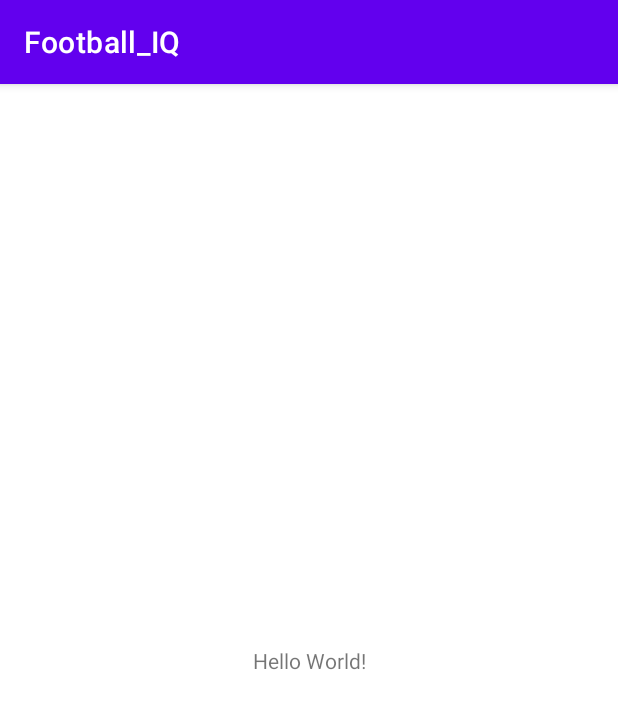
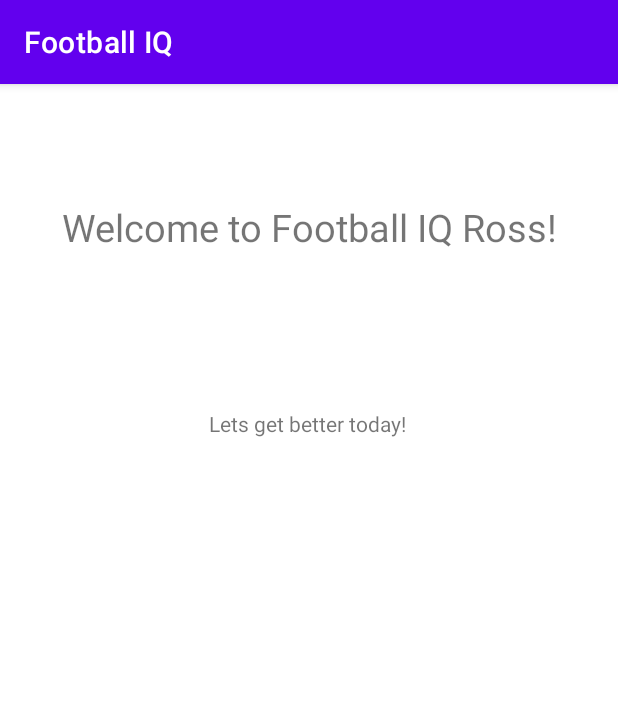
Before and after one commit to RossArroyo/Football_IQ, an Android app: the screen it shows after launch (MainActivity), on a phone screen of 412 x 824 dp. Shown: the top 709 px of the screen. Run offline under Robolectric (Android 15) with nearby library versions, the phone set to English and light mode, and no system bars.

Commit message:
Adding of basic phrases, next step is to implement the navigation drawer so I have the entire frame built

```diff
--- a/Football_IQ/app/build.gradle
+++ b/Football_IQ/app/build.gradle
@@ -40,4 +40,5 @@ dependencies {
     testImplementation 'junit:junit:4.+'
     androidTestImplementation 'androidx.test.ext:junit:1.1.3'
     androidTestImplementation 'androidx.test.espresso:espresso-core:3.4.0'
+    implementation 'com.google.android.material:material:1.0.0'
 }
--- a/Football_IQ/app/src/main/java/com/example/football_iq/MainActivity.kt
+++ b/Football_IQ/app/src/main/java/com/example/football_iq/MainActivity.kt
@@ -7,5 +7,7 @@ class MainActivity : AppCompatActivity() {
     override fun onCreate(savedInstanceState: Bundle?) {
         super.onCreate(savedInstanceState)
         setContentView(R.layout.activity_main)
+
+
     }
 }
--- a/Football_IQ/app/src/main/res/layout/activity_main.xml
+++ b/Football_IQ/app/src/main/res/layout/activity_main.xml
@@ -9,10 +9,24 @@
     <TextView
         android:layout_width="wrap_content"
         android:layout_height="wrap_content"
-        android:text="Hello World!"
+        android:text="@string/greeting"
+        android:textSize="25sp"
         app:layout_constraintBottom_toBottomOf="parent"
         app:layout_constraintLeft_toLeftOf="parent"
         app:layout_constraintRight_toRightOf="parent"
-        app:layout_constraintTop_toTopOf="parent" />
+        app:layout_constraintTop_toTopOf="parent"
+        app:layout_constraintVertical_bias="0.106" />
+
+    <TextView
+        android:layout_width="wrap_content"
+        android:layout_height="wrap_content"
+        android:text="@string/inspire_message"
+        app:layout_constraintBottom_toBottomOf="parent"
+        app:layout_constraintHorizontal_bias="0.497"
+        app:layout_constraintLeft_toLeftOf="parent"
+        app:layout_constraintRight_toRightOf="parent"
+        app:layout_constraintTop_toTopOf="parent"
+        app:layout_constraintVertical_bias="0.289" />
+
 
 </androidx.constraintlayout.widget.ConstraintLayout>
--- a/Football_IQ/app/src/main/res/values/strings.xml
+++ b/Football_IQ/app/src/main/res/values/strings.xml
@@ -1,3 +1,5 @@
 <resources>
-    <string name="app_name">Football_IQ</string>
+    <string name="app_name">Football IQ</string>
+    <string name="inspire_message">Lets get better today!</string>
+    <string name="greeting">Welcome to Football IQ Ross!</string>
 </resources>
--- a/Football_IQ/build.gradle
+++ b/Football_IQ/build.gradle
@@ -8,6 +8,7 @@ buildscript {
         classpath "com.android.tools.build:gradle:7.0.4"
         classpath "org.jetbrains.kotlin:kotlin-gradle-plugin:1.6.10"
 
+
         // NOTE: Do not place your application dependencies here; they belong
         // in the individual module build.gradle files
     }
```
Also changed, not shown: 1 other file.
